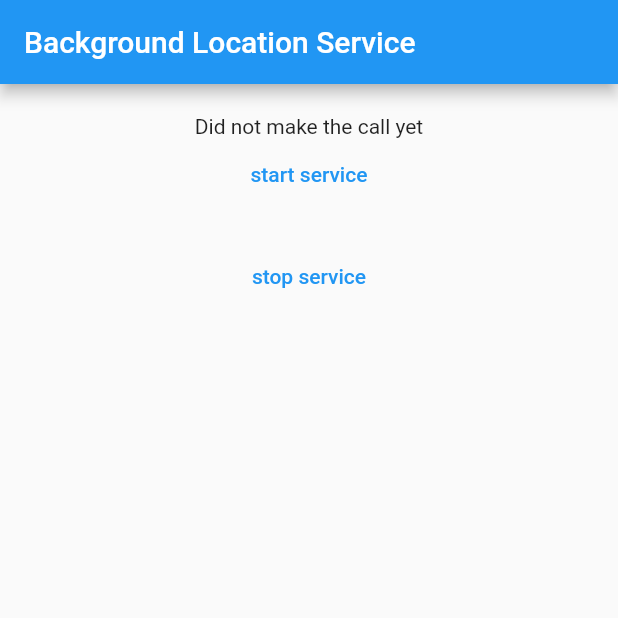
After one commit to vishalvishvakarma1111/all_demo, a Flutter app: the screen it shows after launch, on a phone screen of 412 x 824 dp, the top half of it. The commit adds this screen. Run offline on Flutter 3.47's test engine with Material 2 defaults, Android fonts, the phone set to English and light mode, and no system bars.

Commit message:
forground service

```diff
--- /dev/null
+++ b/background_location-master/analysis_options.yaml
@@ -0,0 +1,4 @@
+include: package:pedantic/analysis_options.1.9.0.yaml
+analyzer:
+  enable-experiment:
+  - non-nullable
--- /dev/null
+++ b/background_location-master/example/lib/main.dart
@@ -0,0 +1,117 @@
+import 'package:background_location/background_location.dart';
+import 'package:flutter/material.dart';
+
+import '../../lib/background_location.dart';
+
+void main() => runApp(MyApp());
+
+class MyApp extends StatefulWidget {
+  @override
+  _MyAppState createState() => _MyAppState();
+}
+
+class _MyAppState extends State<MyApp> {
+  String latitude = 'waiting...';
+  String longitude = 'waiting...';
+  String altitude = 'waiting...';
+  String accuracy = 'waiting...';
+  String bearing = 'waiting...';
+  String speed = 'waiting...';
+  String time = 'waiting...';
+
+  @override
+  void initState() {
+    super.initState();
+  }
+
+  @override
+  Widget build(BuildContext context) {
+    return MaterialApp(
+      home: Scaffold(
+        appBar: AppBar(
+          title: const Text('Background Location Service'),
+        ),
+        body: Center(
+          child: ListView(
+            children: <Widget>[
+              locationData('Latitude: ' + latitude),
+              locationData('Longitude: ' + longitude),
+              locationData('Altitude: ' + altitude),
+              locationData('Accuracy: ' + accuracy),
+              locationData('Bearing: ' + bearing),
+              locationData('Speed: ' + speed),
+              locationData('Time: ' + time),
+              ElevatedButton(
+                  onPressed: () async {
+                    await BackgroundLocation.setAndroidNotification(
+                      title: 'Background service is running',
+                      message: 'Background location in progress',
+                      icon: '@mipmap/ic_launcher',
+                    );
+                    //await BackgroundLocation.setAndroidConfiguration(1000);
+                    await BackgroundLocation.startLocationService(
+                        distanceFilter: 20);
+                    BackgroundLocation.getLocationUpdates((location) {
+                      setState(() {
+                        latitude = location.latitude.toString();
+                        longitude = location.longitude.toString();
+                        accuracy = location.accuracy.toString();
+                        altitude = location.altitude.toString();
+                        bearing = location.bearing.toString();
+                        speed = location.speed.toString();
+                        time = DateTime.fromMillisecondsSinceEpoch(
+                                location.time!.toInt())
+                            .toString();
+                      });
+                      print('''\n
+                        Latitude:  $latitude
+                        Longitude: $longitude
+                        Altitude: $altitude
+                        Accuracy: $accuracy
+                        Bearing:  $bearing
+                        Speed: $speed
+                        Time: $time
+                      ''');
+                    });
+                  },
+                  child: Text('Start Location Service')),
+              ElevatedButton(
+                  onPressed: () {
+                    BackgroundLocation.stopLocationService();
+                  },
+                  child: Text('Stop Location Service')),
+              ElevatedButton(
+                  onPressed: () {
+                    getCurrentLocation();
+                  },
+                  child: Text('Get Current Location')),
+            ],
+          ),
+        ),
+      ),
+    );
+  }
+
+  Widget locationData(String data) {
+    return Text(
+      data,
+      style: TextStyle(
+        fontWeight: FontWeight.bold,
+        fontSize: 18,
+      ),
+      textAlign: TextAlign.center,
+    );
+  }
+
+  void getCurrentLocation() {
+    BackgroundLocation().getCurrentLocation().then((location) {
+      print('This is current Location ' + location.toMap().toString());
+    });
+  }
+
+  @override
+  void dispose() {
+    BackgroundLocation.stopLocationService();
+    super.dispose();
+  }
+}
--- /dev/null
+++ b/background_location-master/lib/background_location.dart
@@ -0,0 +1,125 @@
+import 'dart:async';
+import 'dart:io' show Platform;
+
+import 'package:flutter/material.dart';
+import 'package:flutter/services.dart';
+
+/// BackgroundLocation plugin to get background
+/// lcoation updates in iOS and Android
+class BackgroundLocation {
+  // The channel to be used for communication.
+  // This channel is also refrenced inside both iOS and Abdroid classes
+  static const MethodChannel _channel =
+      MethodChannel('com.almoullim.background_location/methods');
+
+  /// Stop receiving location updates
+  static stopLocationService() async {
+    return await _channel.invokeMethod('stop_location_service');
+  }
+
+  /// Start receiving location updated
+  static startLocationService({double distanceFilter = 0.0, bool forceAndroidLocationManager = false}) async {
+    return await _channel.invokeMethod('start_location_service',
+        <String, dynamic>{'distance_filter': distanceFilter, 'force_location_manager': forceAndroidLocationManager});
+  }
+
+  static setAndroidNotification(
+      {String? title, String? message, String? icon}) async {
+    if (Platform.isAndroid) {
+      return await _channel.invokeMethod('set_android_notification',
+          <String, dynamic>{'title': title, 'message': message, 'icon': icon});
+    } else {
+      //return Promise.resolve();
+    }
+  }
+
+  static setAndroidConfiguration(int interval) async {
+    if (Platform.isAndroid) {
+      return await _channel.invokeMethod('set_configuration', <String, dynamic>{
+        'interval': interval.toString(),
+      });
+    } else {
+      //return Promise.resolve();
+    }
+  }
+
+  /// Get the current location once.
+  Future<Location> getCurrentLocation() async {
+    var completer = Completer<Location>();
+
+    var _location = Location();
+    await getLocationUpdates((location) {
+      _location.latitude = location.latitude;
+      _location.longitude = location.longitude;
+      _location.accuracy = location.accuracy;
+      _location.altitude = location.altitude;
+      _location.bearing = location.bearing;
+      _location.speed = location.speed;
+      _location.time = location.time;
+      completer.complete(_location);
+    });
+
+    return completer.future;
+  }
+
+
+
+  /// Register a function to recive location updates as long as the location
+  /// service has started
+  static getLocationUpdates(Function(Location) location) {
+    // add a handler on the channel to recive updates from the native classes
+    _channel.setMethodCallHandler((MethodCall methodCall) async {
+      if (methodCall.method == 'location') {
+        var locationData = Map.from(methodCall.arguments);
+        // Call the user passed function
+        location(
+          Location(
+              latitude: locationData['latitude'],
+              longitude: locationData['longitude'],
+              altitude: locationData['altitude'],
+              accuracy: locationData['accuracy'],
+              bearing: locationData['bearing'],
+              speed: locationData['speed'],
+              time: locationData['time'],
+              isMock: locationData['is_mock']),
+        );
+      }
+    });
+  }
+}
+
+/// about the user current location
+class Location {
+  double? latitude;
+  double? longitude;
+  double? altitude;
+  double? bearing;
+  double? accuracy;
+  double? speed;
+  double? time;
+  bool? isMock;
+
+  Location(
+      {@required this.longitude,
+      @required this.latitude,
+      @required this.altitude,
+      @required this.accuracy,
+      @required this.bearing,
+      @required this.speed,
+      @required this.time,
+      @required this.isMock});
+
+  toMap() {
+    var obj = {
+      'latitude': latitude,
+      'longitude': longitude,
+      'altitude': altitude,
+      'bearing': bearing,
+      'accuracy': accuracy,
+      'speed': speed,
+      'time': time,
+      'is_mock': isMock
+    };
+    return obj;
+  }
+}
--- /dev/null
+++ b/lib/location.dart
@@ -0,0 +1,64 @@
+import 'package:flutter/material.dart';
+import 'package:flutter/services.dart';
+
+class LocationView extends StatefulWidget {
+  LocationView({Key? key}) : super(key: key);
+
+  @override
+  State<LocationView> createState() => _LocationViewState();
+}
+
+class _LocationViewState extends State<LocationView> {
+   var platform = const MethodChannel('example_service');
+
+  String _serverState = 'Did not make the call yet';
+
+  @override
+  Widget build(BuildContext context) {
+    return Scaffold(
+      body: Container(
+        width: double.maxFinite,
+        child: Column(
+
+          children: [
+          const SizedBox(height: 20,width: 20,),
+            Text(_serverState),
+
+            TextButton(
+              onPressed: () async {
+                try {
+                  final result =
+                      await platform.invokeMethod('startExampleService');
+                  setState(() {
+                    _serverState = result;
+                  });
+                } on PlatformException catch (e) {
+                  print("Failed to invoke method: '${e.message}'.");
+                }
+              },
+              child: Text("start service"),
+            ),
+            const SizedBox(
+              height: 20,
+              width: 20,
+            ),
+            TextButton(
+              onPressed: () async {
+                try {
+                  final result =
+                      await platform.invokeMethod('stopExampleService');
+                  setState(() {
+                    _serverState = result;
+                  });
+                } on PlatformException catch (e) {
+                  print("Failed to invoke method: '${e.message}'.");
+                }
+              },
+              child: Text("stop service"),
+            ),
+           ],
+        ),
+      ),
+    );
+  }
+}
```
Also changed, not shown: background_location-master/example/pubspec.yaml (added, +54 -0 lines), background_location-master/pubspec.yaml (added, +30 -0 lines), lib/main.dart (+3 -11 lines), background_location-master/example/pubspec.lock (added), background_location-master/pubspec.lock (added), 100 other files.
